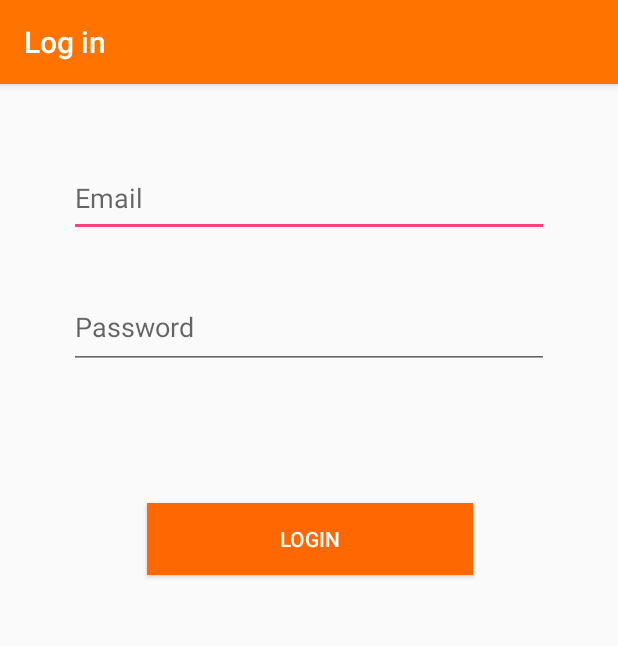
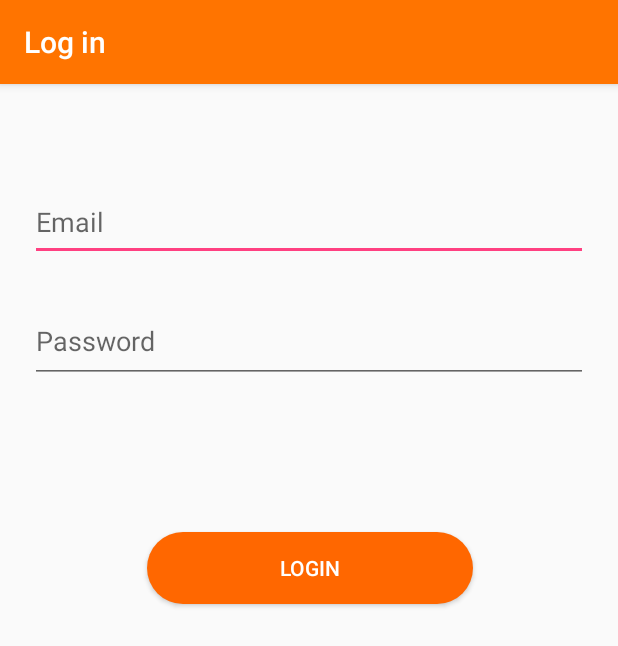
Before and after one commit to kaustubhtoraskar/CodeIT, an Android app: the screen it shows after launch (MainActivity), on a phone screen of 412 x 824 dp. Shown: the top 646 px of the screen. Run offline under Robolectric (Android 15) with nearby library versions, the phone set to English and light mode, and no system bars.

Commit message:
SignIn layout

```diff
--- a/app/src/main/AndroidManifest.xml
+++ b/app/src/main/AndroidManifest.xml
@@ -16,6 +16,7 @@
                 <category android:name="android.intent.category.LAUNCHER" />
             </intent-filter>
         </activity>
+        <activity android:name=".RegisterActivity"></activity>
     </application>
 
 </manifest>
--- /dev/null
+++ b/app/src/main/java/svkt/wallet/RegisterActivity.java
@@ -0,0 +1,13 @@
+package svkt.wallet;
+
+import android.support.v7.app.AppCompatActivity;
+import android.os.Bundle;
+
+public class RegisterActivity extends AppCompatActivity {
+
+    @Override
+    protected void onCreate(Bundle savedInstanceState) {
+        super.onCreate(savedInstanceState);
+        setContentView(R.layout.activity_register);
+    }
+}
--- /dev/null
+++ b/app/src/main/res/drawable/btnstyle.xml
@@ -0,0 +1,22 @@
+<?xml version="1.0" encoding="utf-8"?>
+<selector xmlns:android="http://schemas.android.com/apk/res/android">
+    <item android:state_pressed="true" >
+        <shape android:shape="rectangle"  >
+            <corners android:radius="45dip" />
+            <solid android:color="@color/colorPrimary" />
+        </shape>
+    </item>
+    <item android:state_focused="true">
+        <shape android:shape="rectangle"  >
+            <corners android:radius="45dip" />
+            <solid android:color="@color/colorPrimary" />
+        </shape>
+    </item>
+    <item >
+        <shape android:shape="rectangle"  >
+            <corners android:radius="45dip" />
+            <solid android:color="@color/colorPrimaryDark" />
+        </shape>
+    </item>
+
+</selector>
--- a/app/src/main/res/layout/activity_main.xml
+++ b/app/src/main/res/layout/activity_main.xml
@@ -8,56 +8,60 @@
 
     <EditText
         android:id="@+id/email"
-        android:layout_width="320dp"
+        android:layout_width="0dp"
         android:layout_height="52dp"
-        android:layout_marginBottom="37dp"
-        android:layout_marginEnd="8dp"
-        android:layout_marginStart="8dp"
-        android:layout_marginTop="51dp"
+        android:layout_marginEnd="20dp"
+        android:layout_marginStart="20dp"
         android:ems="10"
         android:hint="@string/emailHint"
         android:inputType="textEmailAddress"
-        app:layout_constraintBottom_toTopOf="@+id/password"
         app:layout_constraintLeft_toLeftOf="parent"
         app:layout_constraintRight_toRightOf="parent"
-        app:layout_constraintTop_toTopOf="parent"
-        app:layout_constraintVertical_bias="0.283"
         tools:layout_constraintBottom_creator="1"
         tools:layout_constraintLeft_creator="1"
         tools:layout_constraintRight_creator="1"
-        tools:layout_constraintTop_creator="1" />
+        tools:layout_constraintTop_creator="1"
+        app:layout_constraintBottom_toBottomOf="@+id/password"
+        android:layout_marginTop="66dp"
+        android:layout_marginBottom="81dp"
+        app:layout_constraintTop_toTopOf="parent" />
 
     <EditText
         android:id="@+id/password"
-        android:layout_width="320dp"
+        android:layout_width="0dp"
         android:layout_height="56dp"
-        android:layout_marginEnd="7dp"
-        android:layout_marginStart="7dp"
-        android:layout_marginTop="134dp"
+        android:layout_marginEnd="20dp"
+        android:layout_marginStart="20dp"
         android:ems="10"
         android:hint="@string/passwordHint"
         android:inputType="textPassword"
         app:layout_constraintLeft_toLeftOf="parent"
         app:layout_constraintRight_toRightOf="parent"
-        app:layout_constraintTop_toTopOf="parent"
         tools:layout_constraintLeft_creator="1"
         tools:layout_constraintRight_creator="1"
-        tools:layout_constraintTop_creator="1" />
+        tools:layout_constraintTop_creator="1"
+        android:layout_marginLeft="20dp"
+        android:layout_marginRight="20dp"
+        android:layout_marginTop="143dp"
+        app:layout_constraintTop_toTopOf="parent" />
 
     <Button
         android:id="@+id/button"
         android:layout_width="217dp"
         android:layout_height="48dp"
-        android:layout_marginTop="89dp"
-        android:background="@color/colorPrimaryDark"
+        android:layout_marginTop="50dp"
+        android:background="@drawable/btnstyle"
         android:elevation="1dp"
         android:text="@string/loginBtn"
         android:textColor="#FFFFFF"
-        app:layout_constraintHorizontal_bias="0.502"
+        app:layout_constraintHorizontal_bias="0.503"
         app:layout_constraintLeft_toLeftOf="parent"
         app:layout_constraintRight_toRightOf="parent"
         app:layout_constraintTop_toBottomOf="@+id/password"
         tools:layout_constraintLeft_creator="1"
         tools:layout_constraintRight_creator="1"
-        tools:layout_constraintTop_creator="1" />
+        tools:layout_constraintTop_creator="1"
+        app:layout_constraintBottom_toBottomOf="parent"
+        android:layout_marginBottom="8dp"
+        app:layout_constraintVertical_bias="0.106" />
 </android.support.constraint.ConstraintLayout>
--- /dev/null
+++ b/app/src/main/res/layout/activity_register.xml
@@ -0,0 +1,9 @@
+<?xml version="1.0" encoding="utf-8"?>
+<android.support.constraint.ConstraintLayout xmlns:android="http://schemas.android.com/apk/res/android"
+    xmlns:app="http://schemas.android.com/apk/res-auto"
+    xmlns:tools="http://schemas.android.com/tools"
+    android:layout_width="match_parent"
+    android:layout_height="match_parent"
+    tools:context="svkt.wallet.RegisterActivity">
+
+</android.support.constraint.ConstraintLayout>
```
